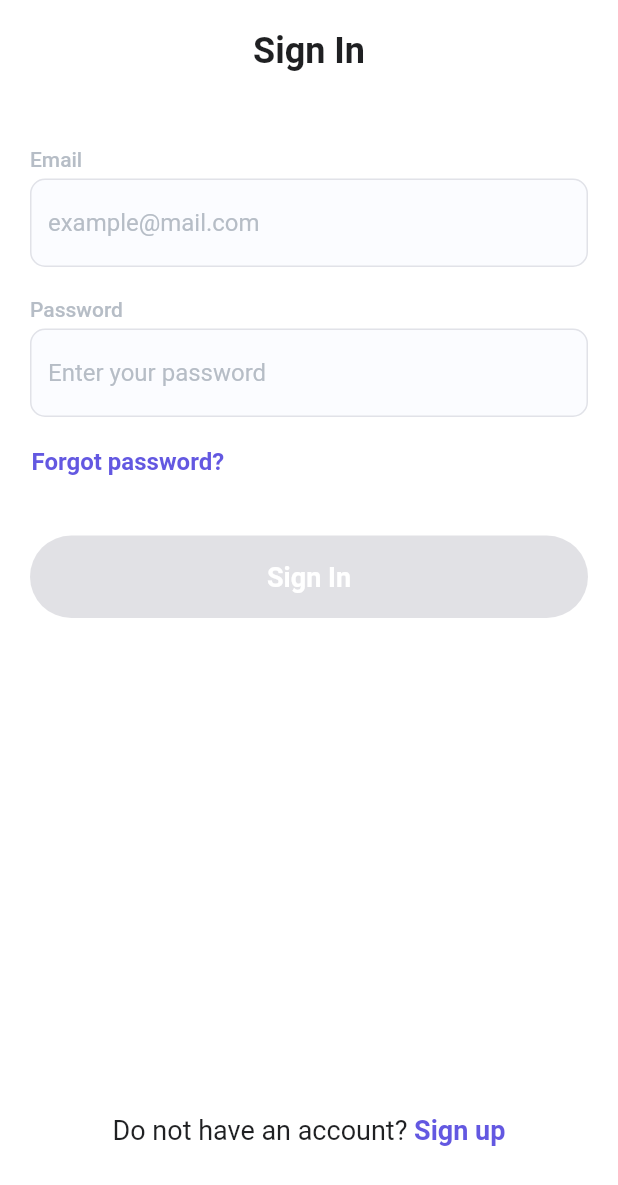
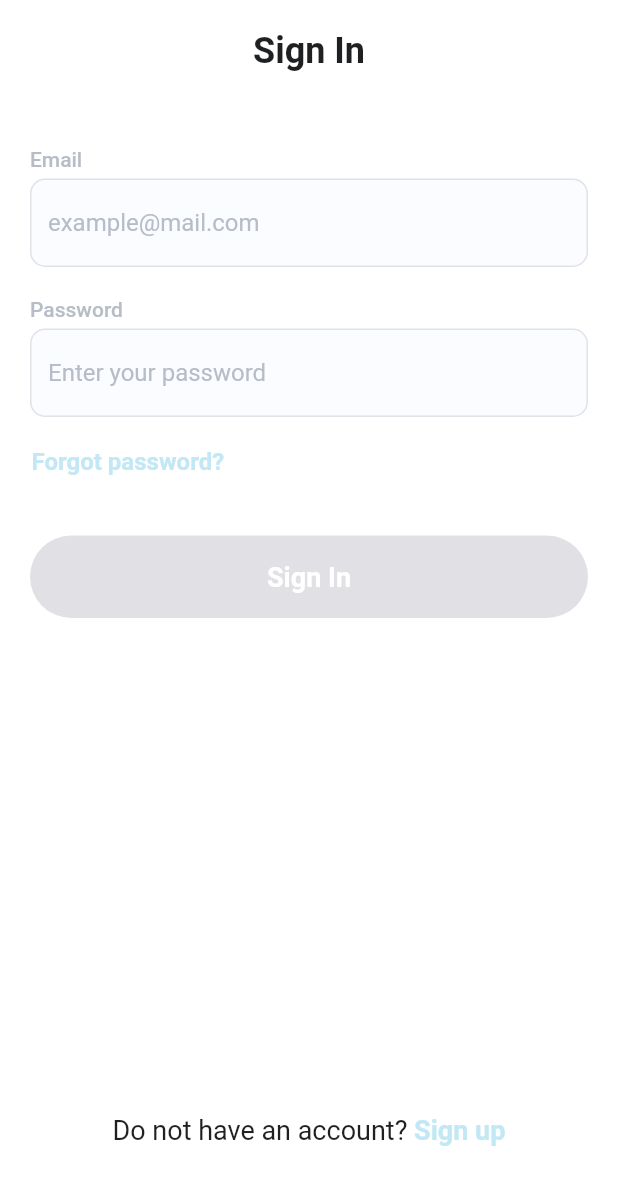
Before and after one commit to jowczar/workout-app, a Flutter app: the SignInPage screen opened directly, on a phone screen of 412 x 824 dp. Shown: the top 1185 px of the screen. Run offline on Flutter 3.47's test engine with Material 2 defaults, Android fonts, the light colour scheme and no system bars; our stand-ins replace bloc, cached_network_image, flutter_bloc, flutter_svg; project files that could hold a hidden picture were left out.

Commit message:
Add actual colors from design

```diff
--- a/frontend/lib/core/utils/color_constant.dart
+++ b/frontend/lib/core/utils/color_constant.dart
@@ -1,13 +1,18 @@
 import 'package:flutter/material.dart';
 
-// TODO: change these when design is ready
 class ColorConstant {
-  static Color primaryColorTest = fromHex("#6358E1");
+  static Color primaryColor = fromHex("#C2E8F5");
+  static Color secondaryColor= fromHex("#66689D");
+
+  static Color textColor = fromHex("#000000");
+  static Color backgroundColor= fromHex("#140E35");
+  static Color accentColor = fromHex("#E78439");
+
 
   /* TODO: Tutorial colors, delete them once screens are ready */
 
-  static const textColor = Color(0xFF1F2022);
-  static const primaryColor = Color(0xFF6358E1);
+  // static const textColor = Color(0xFF1F2022);
+  // static const primaryColor = Color(0xFF6358E1);
 
   static const textBlack = Color(0xFF1F2022);
   static const white = Color(0xFFFFFFFF);
```
Also changed, not shown: frontend/lib/screens/lp_unauthorized_screen/lp_unauthorized_screen.dart (+2 -11 lines).
